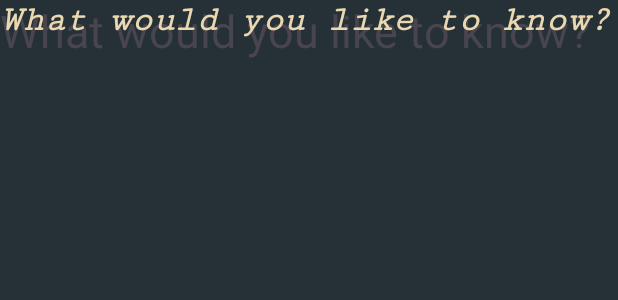
After one commit to y3h0natan/SleepProject1, an Android app: the layout fragment_options_screen.xml on its own in the app's theme, with its tools: preview values and no code run, on a phone screen of 412 x 824 dp. The commit adds this screen. Shown: the top 300 px of the screen. Run offline under Robolectric (Android 15) with nearby library versions, the light colour scheme and no system bars.

Commit message:
first ever app thingy!

```diff
--- a/app/src/main/res/layout/activity_main.xml
+++ b/app/src/main/res/layout/activity_main.xml
@@ -5,7 +5,8 @@
     android:id="@+id/main"
     android:layout_width="match_parent"
     android:layout_height="match_parent"
-    tools:context=".MainActivity">
+    tools:context=".MainActivity"
+    android:background="#D9048E">
 
     <TextView
         android:layout_width="wrap_content"
--- /dev/null
+++ b/app/src/main/res/layout/fragment_options_screen.xml
@@ -0,0 +1,34 @@
+<?xml version="1.0" encoding="utf-8"?>
+<FrameLayout xmlns:android="http://schemas.android.com/apk/res/android"
+    xmlns:tools="http://schemas.android.com/tools"
+    android:layout_width="match_parent"
+    android:layout_height="match_parent"
+    android:layout_gravity="center"
+    android:background="#B3A6B6"
+    android:backgroundTint="#253037"
+    tools:context=".OptionsScreen">
+
+
+    <TextView
+        android:layout_width="match_parent"
+        android:layout_height="match_parent"
+        android:text="What would you like to know?"
+        android:textSize="30dp" />
+
+    <LinearLayout
+        android:layout_width="match_parent"
+        android:layout_height="match_parent"
+        android:orientation="vertical">
+
+        <TextView
+            android:id="@+id/textView"
+            android:layout_width="match_parent"
+            android:layout_height="match_parent"
+            android:text="What would you like to know?"
+            android:textColor="#EAD8B1"
+            android:textSize="24dp"
+            android:fontFamily="serif-monospace"
+            android:textStyle="bold|normal|italic"/>
+    </LinearLayout>
+
+</FrameLayout>
--- a/app/src/main/res/values/strings.xml
+++ b/app/src/main/res/values/strings.xml
@@ -1,3 +1,5 @@
 <resources>
     <string name="app_name">SleepApp1</string>
+    <!-- TODO: Remove or change this placeholder text -->
+    <string name="hello_blank_fragment">Hello blank fragment</string>
 </resources>
```
Also changed, not shown: app/src/main/java/com/example/sleepapp1/OptionsScreen.java (added, +41 -0 lines), app/src/main/res/drawable/צילום מסך 2024-10-10 092702.png (added), app/src/main/res/drawable/צילום מסך 2024-10-10 093023.png (added), app/src/main/res/drawable/צילום מסך 2024-10-10 093158.png (added), app/src/main/res/drawable/צילום מסך 2024-10-10 093827.png (added).
